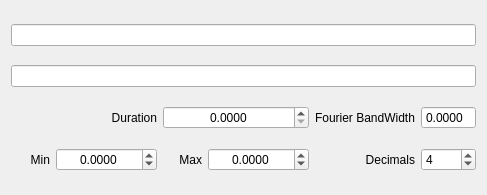
This is clients/script_scanner_gui/Views/DurationBandwidthEditor.ui in HaeffnerLab/Haeffner-Lab-LabRAD-Tools as Qt 5 draws it before an edit. The edited form follows.
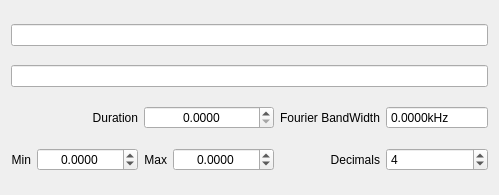
This is the edited form.

Commit message: fourier bandwidth editor

Diff of the .ui file:
```diff
--- a/clients/script_scanner_gui/Views/DurationBandwidthEditor.ui
+++ b/clients/script_scanner_gui/Views/DurationBandwidthEditor.ui
@@ -165,9 +165,15 @@
      <property name="keyboardTracking">
       <bool>false</bool>
      </property>
+     <property name="suffix">
+      <string>kHz</string>
+     </property>
      <property name="decimals">
       <number>4</number>
      </property>
+     <property name="maximum">
+      <double>999999999.000000000000000</double>
+     </property>
     </widget>
    </item>
   </layout>
```
Left out of the diff: 2 changed lines with no effect on the pictures. The commit also changes 7 other files.
